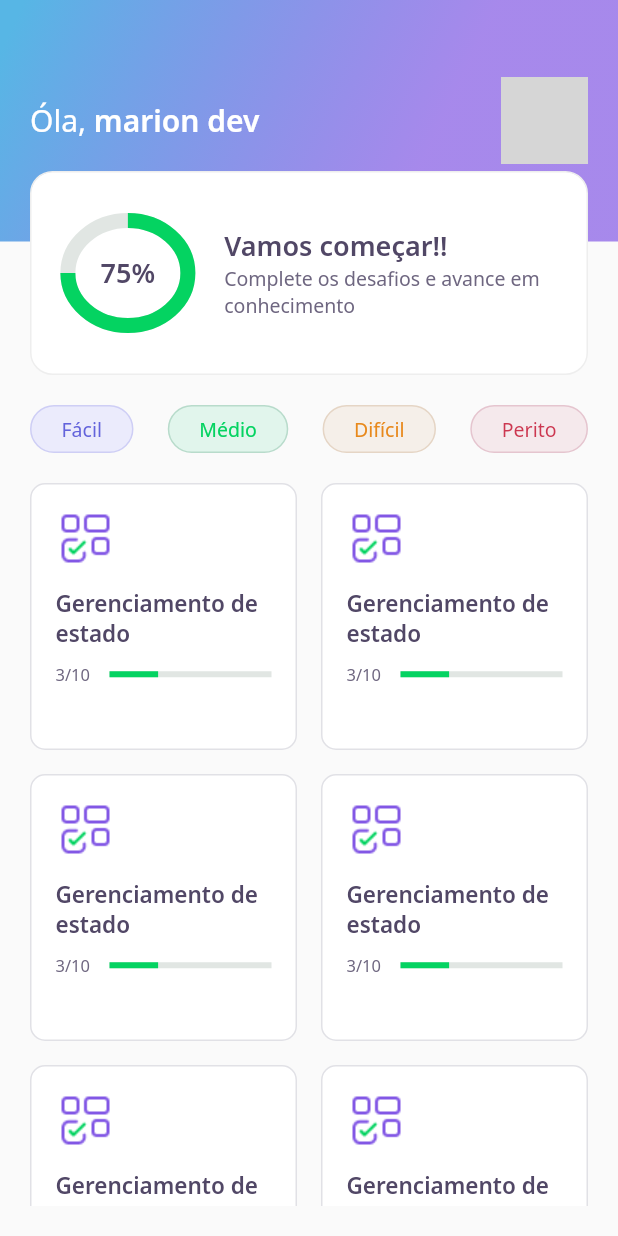
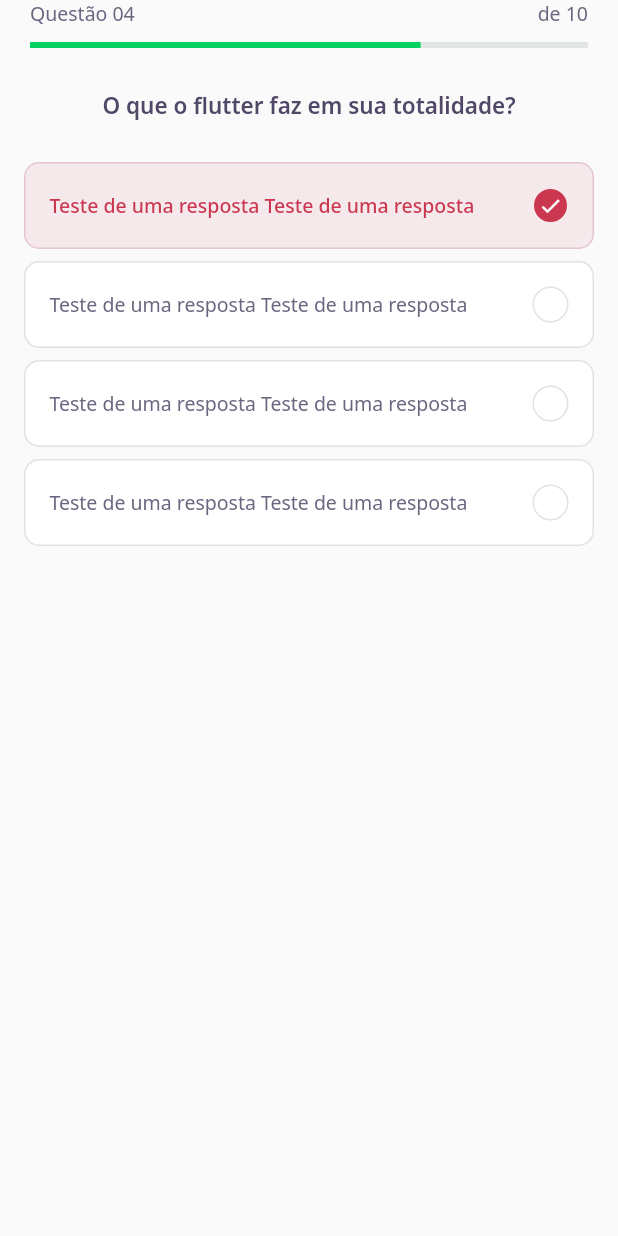
Before and after one commit to marcosmariondev/dev_quiz, a Flutter app: the screen it shows after launch, on a phone screen of 412 x 824 dp. Run offline on Flutter 3.47's test engine with Material 2 defaults, Android fonts, the phone set to English and light mode, and no system bars; our stand-ins replace google_fonts; grey boxes are pictures that could not be loaded.

Commit message:
add answers'

```diff
--- /dev/null
+++ b/lib/challenge/challenge_page.dart
@@ -0,0 +1,30 @@
+import 'package:dev_quiz/challenge/widgets/question_indicator/question_indicator_widget.dart';
+import 'package:dev_quiz/challenge/widgets/quiz/quiz_widget.dart';
+import 'package:flutter/material.dart';
+
+class ChallengePage extends StatefulWidget {
+  @override
+  _ChallengePageState createState() => _ChallengePageState();
+}
+
+class _ChallengePageState extends State<ChallengePage> {
+  @override
+  Widget build(BuildContext context) {
+    return Scaffold(
+      appBar: PreferredSize(
+        preferredSize: Size.fromHeight(60),
+        child: SafeArea(
+          top: true,
+          child: QuestionIndicatorWidget(),
+        ),
+      ),
+      body: Column(
+        children: [
+          QuizWidget(
+            title: "O que o flutter faz em sua totalidade?",
+          ),
+        ],
+      ),
+    );
+  }
+}
--- /dev/null
+++ b/lib/challenge/widgets/answer/answer_widget.dart
@@ -0,0 +1,73 @@
+import 'package:dev_quiz/core/app_colors.dart';
+import 'package:dev_quiz/core/app_text_styles.dart';
+import 'package:flutter/material.dart';
+
+class AnswerWidget extends StatelessWidget {
+  final String title;
+  final bool isRight;
+  final bool isSelected;
+
+  const AnswerWidget({
+    Key? key,
+    required this.title,
+    this.isRight = false,
+    this.isSelected = false,
+  }) : super(key: key);
+
+  Color get _selectedColorRight =>
+      isRight ? AppColors.darkGreen : AppColors.darkRed;
+
+  Color get _selectedBorderRight =>
+      isRight ? AppColors.lightGreen : AppColors.lightRed;
+
+  Color get _selectedColorCardRight =>
+      isRight ? AppColors.lightGreen : AppColors.lightRed;
+
+  Color get _selectedBorderCardRight =>
+      isRight ? AppColors.green : AppColors.red;
+
+  TextStyle get _selectedTextStyleRight =>
+      isRight ? AppTextStyles.bodyDarkGreen : AppTextStyles.bodyDarkRed;
+
+  @override
+  Widget build(BuildContext context) {
+    return Padding(
+      padding: const EdgeInsets.symmetric(horizontal: 16, vertical: 4),
+      child: Container(
+        padding: EdgeInsets.all(16),
+        decoration: BoxDecoration(
+          color: isSelected ? _selectedColorCardRight : AppColors.white,
+          borderRadius: BorderRadius.circular(10),
+          border: Border.fromBorderSide(BorderSide(
+              color: isSelected ? _selectedBorderCardRight : AppColors.border)),
+        ),
+        child: Row(
+          mainAxisAlignment: MainAxisAlignment.spaceBetween,
+          children: [
+            Expanded(
+              child: Text(
+                title,
+                style:
+                    isSelected ? _selectedTextStyleRight : AppTextStyles.body,
+              ),
+            ),
+            Container(
+              width: 24,
+              height: 24,
+              decoration: BoxDecoration(
+                color: isSelected ? _selectedColorRight : AppColors.white,
+                borderRadius: BorderRadius.circular(500),
+                border: Border.fromBorderSide(BorderSide(
+                  color: isSelected ? _selectedBorderRight : AppColors.border,
+                )),
+              ),
+              child: isSelected
+                  ? Icon(Icons.check, size: 16, color: Colors.white)
+                  : null,
+            )
+          ],
+        ),
+      ),
+    );
+  }
+}
--- /dev/null
+++ b/lib/challenge/widgets/question_indicator/question_indicator_widget.dart
@@ -0,0 +1,33 @@
+import 'package:dev_quiz/core/app_text_styles.dart';
+import 'package:dev_quiz/shared/widgets/progress_indicator/progress_indicator_widget.dart';
+import 'package:flutter/material.dart';
+
+class QuestionIndicatorWidget extends StatelessWidget {
+  @override
+  Widget build(BuildContext context) {
+    return Container(
+      padding: const EdgeInsets.symmetric(horizontal: 20),
+      child: Column(
+        children: [
+          Row(
+            mainAxisAlignment: MainAxisAlignment.spaceBetween,
+            children: [
+              Text(
+                "Questão 04",
+                style: AppTextStyles.body,
+              ),
+              Text(
+                "de 10",
+                style: AppTextStyles.body,
+              )
+            ],
+          ),
+          SizedBox(
+            height: 10,
+          ),
+          ProgressIndicatorWidget(value: 0.7)
+        ],
+      ),
+    );
+  }
+}
--- /dev/null
+++ b/lib/challenge/widgets/quiz/quiz_widget.dart
@@ -0,0 +1,32 @@
+import 'package:dev_quiz/challenge/widgets/answer/answer_widget.dart';
+import 'package:dev_quiz/core/app_text_styles.dart';
+import 'package:flutter/material.dart';
+
+class QuizWidget extends StatelessWidget {
+  final String title;
+
+  const QuizWidget({Key? key, required this.title}) : super(key: key);
+  @override
+  Widget build(BuildContext context) {
+    return Container(
+      child: Column(
+        children: [
+          Text(
+            title,
+            style: AppTextStyles.heading15,
+          ),
+          SizedBox(
+            height: 24,
+          ),
+          AnswerWidget(
+              isRight: false,
+              isSelected: true,
+              title: "Teste de uma resposta Teste de uma resposta"),
+          AnswerWidget(title: "Teste de uma resposta Teste de uma resposta"),
+          AnswerWidget(title: "Teste de uma resposta Teste de uma resposta"),
+          AnswerWidget(title: "Teste de uma resposta Teste de uma resposta"),
+        ],
+      ),
+    );
+  }
+}
--- a/lib/core/app_widget.dart
+++ b/lib/core/app_widget.dart
@@ -1,3 +1,4 @@
+import 'package:dev_quiz/challenge/challenge_page.dart';
 import 'package:dev_quiz/home/home_page.dart';
 import 'package:flutter/material.dart';
 
@@ -6,7 +7,7 @@ class AppWidget extends StatelessWidget {
   Widget build(BuildContext context) {
     return MaterialApp(
       title: "DevQuiz",
-      home: HomePage(),
+      home: ChallengePage(),
     );
   }
 }
--- a/lib/home/widgets/quiz_card/quiz_card_widget.dart
+++ b/lib/home/widgets/quiz_card/quiz_card_widget.dart
@@ -1,6 +1,7 @@
 import 'package:dev_quiz/core/app_colors.dart';
 import 'package:dev_quiz/core/app_images.dart';
 import 'package:dev_quiz/core/app_text_styles.dart';
+import 'package:dev_quiz/shared/widgets/progress_indicator/progress_indicator_widget.dart';
 import 'package:flutter/material.dart';
 
 class QuizCardWidget extends StatelessWidget {
@@ -38,11 +39,8 @@ class QuizCardWidget extends StatelessWidget {
               ),
               Expanded(
                   flex: 3,
-                  child: LinearProgressIndicator(
+                  child: ProgressIndicatorWidget(
                     value: 0.3,
-                    backgroundColor: AppColors.chartSecondary,
-                    valueColor:
-                        AlwaysStoppedAnimation<Color>(AppColors.chartPrimary),
                   ))
             ],
           )
--- /dev/null
+++ b/lib/shared/widgets/progress_indicator/progress_indicator_widget.dart
@@ -0,0 +1,17 @@
+import 'package:dev_quiz/core/app_colors.dart';
+import 'package:flutter/material.dart';
+
+class ProgressIndicatorWidget extends StatelessWidget {
+  final double value;
+
+  const ProgressIndicatorWidget({Key? key, required this.value})
+      : super(key: key);
+  @override
+  Widget build(BuildContext context) {
+    return LinearProgressIndicator(
+      value: value,
+      backgroundColor: AppColors.chartSecondary,
+      valueColor: AlwaysStoppedAnimation<Color>(AppColors.chartPrimary),
+    );
+  }
+}
```
